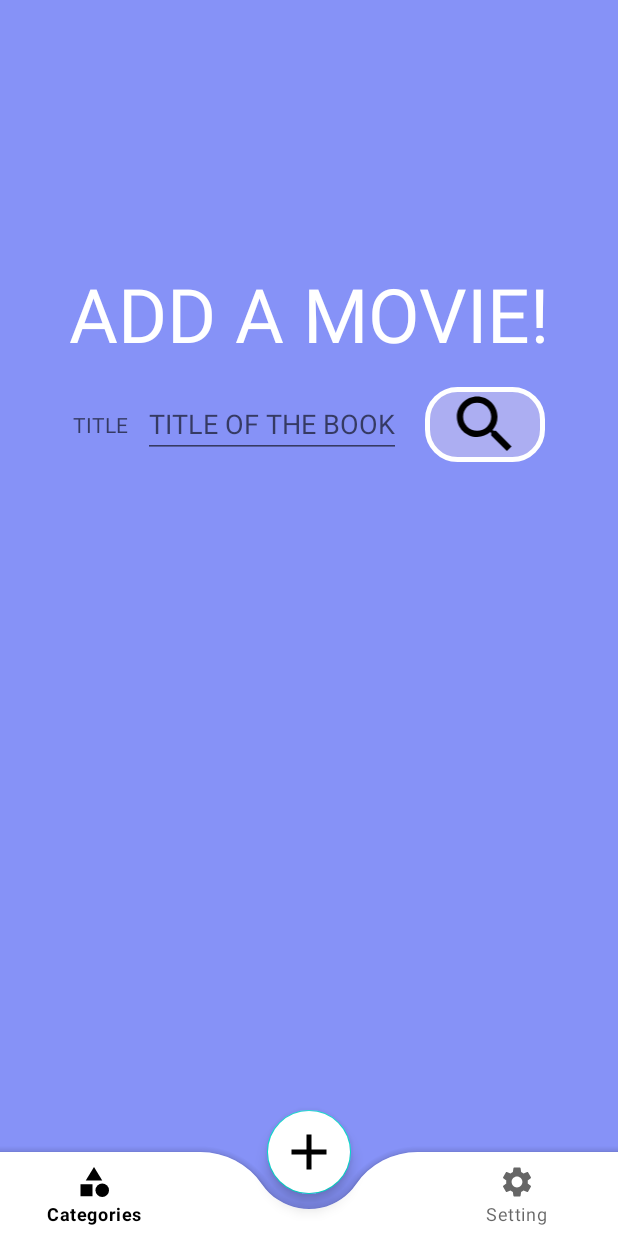
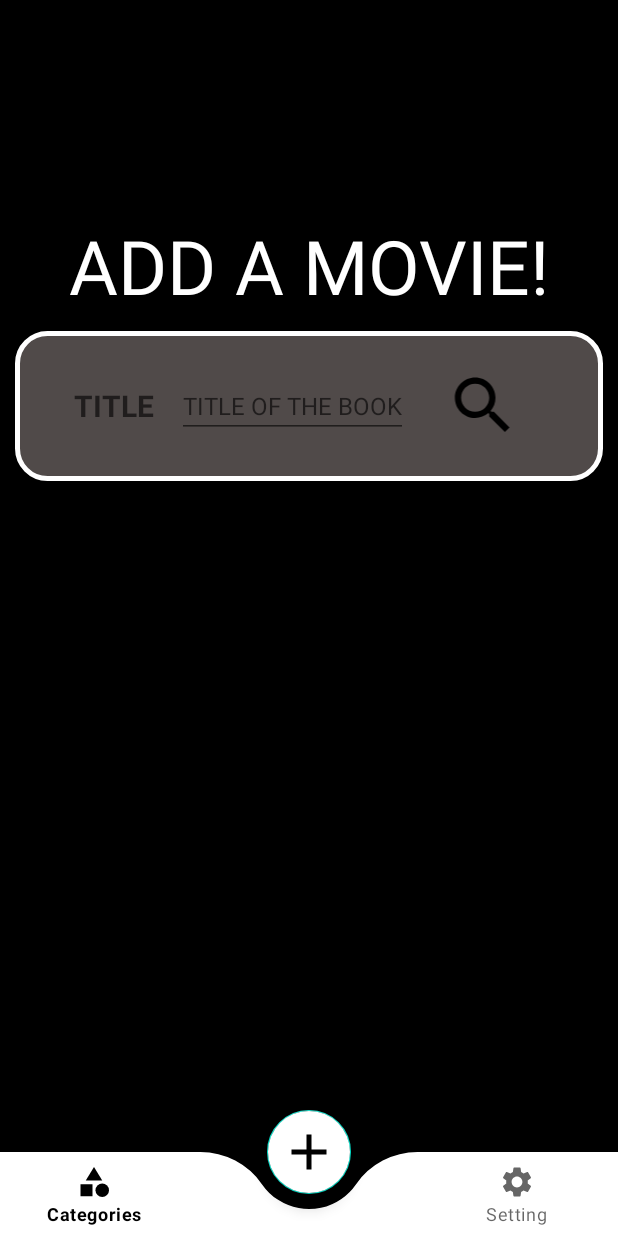
Before and after one commit to Tal-Shavit/My_WishList, an Android app: the screen it shows after launch (MainActivity), after a tap on an icon or button, on a phone screen of 412 x 824 dp. Run offline under Robolectric (Android 15) with nearby library versions, the light colour scheme and no system bars; our stand-ins replace Firebase (no records; nobody signed in at launch, a user with empty details on screens opened directly), Picasso; pictures from the network do not load.

```diff
--- a/app/src/main/java/com/talshavit/my_wishlist/CategoryFragment.java
+++ b/app/src/main/java/com/talshavit/my_wishlist/CategoryFragment.java
@@ -13,7 +13,7 @@ import android.view.View;
 import android.view.ViewGroup;
 import android.widget.Button;
 
-import com.talshavit.my_wishlist.Book.MovieFragment;
+import com.talshavit.my_wishlist.Movie.MovieFragment;
 
 public class CategoryFragment extends Fragment {
 
--- a/app/src/main/java/com/talshavit/my_wishlist/MainActivity.java
+++ b/app/src/main/java/com/talshavit/my_wishlist/MainActivity.java
@@ -26,7 +26,7 @@ import com.google.firebase.database.DatabaseError;
 import com.google.firebase.database.DatabaseReference;
 import com.google.firebase.database.FirebaseDatabase;
 import com.google.firebase.database.ValueEventListener;
-import com.talshavit.my_wishlist.Book.MovieFragment;
+import com.talshavit.my_wishlist.Movie.MovieFragment;
 import com.talshavit.my_wishlist.databinding.ActivityMainBinding;
 
 import java.util.ArrayList;
@@ -162,21 +162,6 @@ public class MainActivity extends AppCompatActivity {
 
     private void initViews() {
 
-        addButton.setOnClickListener(new View.OnClickListener() {
-            @Override
-            public void onClick(View v) {
-                //if(isItBookOrMovie.equals("book"))
-                    //dialogBook.show();
-                    replaceFragment(new addMovieFragment());
-//                else if(isItBookOrMovie.equals("movie"))
-//                    dialogMovie.show();
-//                else
-//                    Toast.makeText(MainActivity.this, "YOU HAVE TO CHOOSE BOOK OR MOVIE FIRST!", Toast.LENGTH_SHORT).show();
-
-                //dialog.dismiss();
-
-            }
-        });
 
         allMoviesItems = new ArrayList<MovieInfo>();
         databaseReference = FirebaseDatabase.getInstance().getReference("Movies");
@@ -199,6 +184,23 @@ public class MainActivity extends AppCompatActivity {
 
             }
         });
+
+        addButton.setOnClickListener(new View.OnClickListener() {
+            @Override
+            public void onClick(View v) {
+                //if(isItBookOrMovie.equals("book"))
+                    //dialogBook.show();
+                    replaceFragment(new addMovieFragment());
+//                else if(isItBookOrMovie.equals("movie"))
+//                    dialogMovie.show();
+//                else
+//                    Toast.makeText(MainActivity.this, "YOU HAVE TO CHOOSE BOOK OR MOVIE FIRST!", Toast.LENGTH_SHORT).show();
+
+                //dialog.dismiss();
+
+            }
+        });
+
     }
 
     private void findViews() {
--- a/app/src/main/java/com/talshavit/my_wishlist/Book/MyViewHolderMovie.java
+++ b/app/src/main/java/com/talshavit/my_wishlist/Movie/MyViewHolderMovie.java
@@ -1,6 +1,7 @@
-package com.talshavit.my_wishlist.Book;
+package com.talshavit.my_wishlist.Movie;
 
 import android.view.View;
+import android.widget.Button;
 import android.widget.ImageButton;
 import android.widget.TextView;
 
@@ -12,7 +13,8 @@ import com.talshavit.my_wishlist.R;
 
 public class MyViewHolderMovie extends RecyclerView.ViewHolder {
 
-    ImageButton movieImageButton,trailerImageButton;
+    ImageButton movieImageButton;
+    Button trailerImageButton;
     TextView movieTitle, movieDescription, movieGenre, movieLenght;
     CardView textCardView,imageCardView;
 
--- a/app/src/main/java/com/talshavit/my_wishlist/TmdbApiClient.java
+++ b/app/src/main/java/com/talshavit/my_wishlist/TmdbApiClient.java
@@ -84,7 +84,6 @@ public class TmdbApiClient {
 
                 JsonObject movieObject = results.get(i).getAsJsonObject();
 
-                // Check if "title" field is present
                 if (movieObject.has("title") && movieObject.has("release_date")) {
                     String movieName = movieObject.get("title").getAsString();
                     String releaseDate = movieObject.get("release_date").getAsString();
@@ -199,6 +198,7 @@ public class TmdbApiClient {
             }
         }
 
+
         return genresList;
     }
 
--- a/app/src/main/java/com/talshavit/my_wishlist/addMovieFragment.java
+++ b/app/src/main/java/com/talshavit/my_wishlist/addMovieFragment.java
@@ -24,7 +24,7 @@ import android.widget.Toast;
 import com.google.firebase.database.DatabaseReference;
 import com.google.firebase.database.FirebaseDatabase;
 import com.squareup.picasso.Picasso;
-import com.talshavit.my_wishlist.Book.MovieFragment;
+import com.talshavit.my_wishlist.Movie.MovieFragment;
 
 import java.lang.ref.WeakReference;
 import java.util.List;
--- /dev/null
+++ b/app/src/main/res/drawable/add_button.xml
@@ -0,0 +1,6 @@
+<?xml version="1.0" encoding="utf-8"?>
+<shape xmlns:android="http://schemas.android.com/apk/res/android">
+    <solid android:color="#F3F3F3"></solid>
+    <corners android:radius="20dp"></corners>
+    <stroke android:width="3dp" android:color="@color/white"/>
+</shape>
--- /dev/null
+++ b/app/src/main/res/drawable/baseline_delete_24.xml
@@ -0,0 +1,5 @@
+<vector android:height="100dp" android:tint="#000000"
+    android:viewportHeight="24" android:viewportWidth="24"
+    android:width="100dp" xmlns:android="http://schemas.android.com/apk/res/android">
+    <path android:fillColor="@android:color/white" android:pathData="M6,19c0,1.1 0.9,2 2,2h8c1.1,0 2,-0.9 2,-2V7H6v12zM19,4h-3.5l-1,-1h-5l-1,1H5v2h14V4z"/>
+</vector>
--- /dev/null
+++ b/app/src/main/res/drawable/baseline_play_arrow_24.xml
@@ -0,0 +1,5 @@
+<vector android:height="24dp" android:tint="#000000"
+    android:viewportHeight="24" android:viewportWidth="24"
+    android:width="24dp" xmlns:android="http://schemas.android.com/apk/res/android">
+    <path android:fillColor="@android:color/white" android:pathData="M8,5v14l11,-7z"/>
+</vector>
--- a/app/src/main/res/layout/fragment_add_movie.xml
+++ b/app/src/main/res/layout/fragment_add_movie.xml
@@ -3,7 +3,7 @@
     xmlns:tools="http://schemas.android.com/tools"
     android:layout_width="match_parent"
     android:layout_height="match_parent"
-    android:background="@color/lavander"
+    android:background="@color/black"
     tools:context=".addMovieFragment"
     android:orientation="vertical"
     android:gravity="center">
@@ -19,19 +19,24 @@
 
     <LinearLayout
         android:layout_width="match_parent"
-        android:layout_height="wrap_content"
+        android:layout_height="100dp"
         android:orientation="horizontal"
         android:gravity="center"
-        android:layout_marginTop="15dp">
+        android:layout_marginTop="15dp"
+        android:layout_margin="10dp"
+        android:background="@drawable/ractangle_shape">
 
         <TextView
             android:layout_width="wrap_content"
             android:layout_height="wrap_content"
             android:hint="TITLE"
+            android:textSize="20sp"
+            android:textStyle="bold"
+            android:textColor="@color/black"
             />
 
         <View
-            android:layout_width="10dp"
+            android:layout_width="15dp"
             android:layout_height="match_parent"/>
 
         <EditText
@@ -39,16 +44,18 @@
             android:layout_width="wrap_content"
             android:layout_height="wrap_content"
             android:hint="TITLE OF THE BOOK"
+            android:textColor="@color/black"
+            android:textSize="16sp"
             />
         <View
-            android:layout_width="16dp"
+            android:layout_width="10dp"
             android:layout_height="match_parent"/>
 
         <ImageButton
             android:id="@+id/titleButton"
             android:layout_width="80dp"
             android:layout_height="50dp"
-            android:background="@drawable/ractangle_shape"
+            android:background="#00858585"
             android:src="@drawable/baseline_search_24"
             android:scaleType="fitCenter"/>
 
@@ -86,13 +93,17 @@
         android:layout_height="90dp"
         android:text="ADD"
         android:textSize="20dp"
-        android:background="@drawable/ractangle_shape"
+        android:textStyle="bold"
+        android:textColor="@color/black"
+        android:backgroundTint="@color/white"
         android:layout_gravity="center"
-        android:visibility="gone"/>
+        android:visibility="gone"
+        />
+
 
     <View
         android:layout_width="wrap_content"
-        android:layout_height="10dp"/>
+        android:layout_height="20dp"/>
 
 
 
--- a/app/src/main/res/layout/fragment_movie.xml
+++ b/app/src/main/res/layout/fragment_movie.xml
@@ -3,7 +3,7 @@
     xmlns:tools="http://schemas.android.com/tools"
     android:layout_width="match_parent"
     android:layout_height="match_parent"
-    tools:context=".Book.MovieFragment">
+    tools:context=".Movie.MovieFragment">
 
 
     <LinearLayout
--- a/app/src/main/res/values/colors.xml
+++ b/app/src/main/res/values/colors.xml
@@ -10,4 +10,5 @@
     <color name="lavander">#8692f7</color>
     <color name="turkiz">#6DBDB6</color>
     <color name="yellow">#FFFD7B</color>
+    <color name="red">#85F32C2C</color>
 </resources>
```
Also changed, not shown: app/src/main/java/com/talshavit/my_wishlist/Book/MovieFragment.java (deleted, +0 -122 lines), app/src/main/java/com/talshavit/my_wishlist/HomeFragment.java (+8 -4 lines), app/src/main/java/com/talshavit/my_wishlist/Movie/MovieFragment.java (added, +206 -0 lines), app/src/main/java/com/talshavit/my_wishlist/Movie/MyAdapterMovie.java (renamed from app/src/main/java/com/talshavit/my_wishlist/Book/MyAdapterMovie.java, +36 -22 lines), app/src/main/res/layout/fragment_home.xml (deleted, +0 -42 lines), app/src/main/res/layout/recycler_movie_item.xml (+30 -8 lines).
